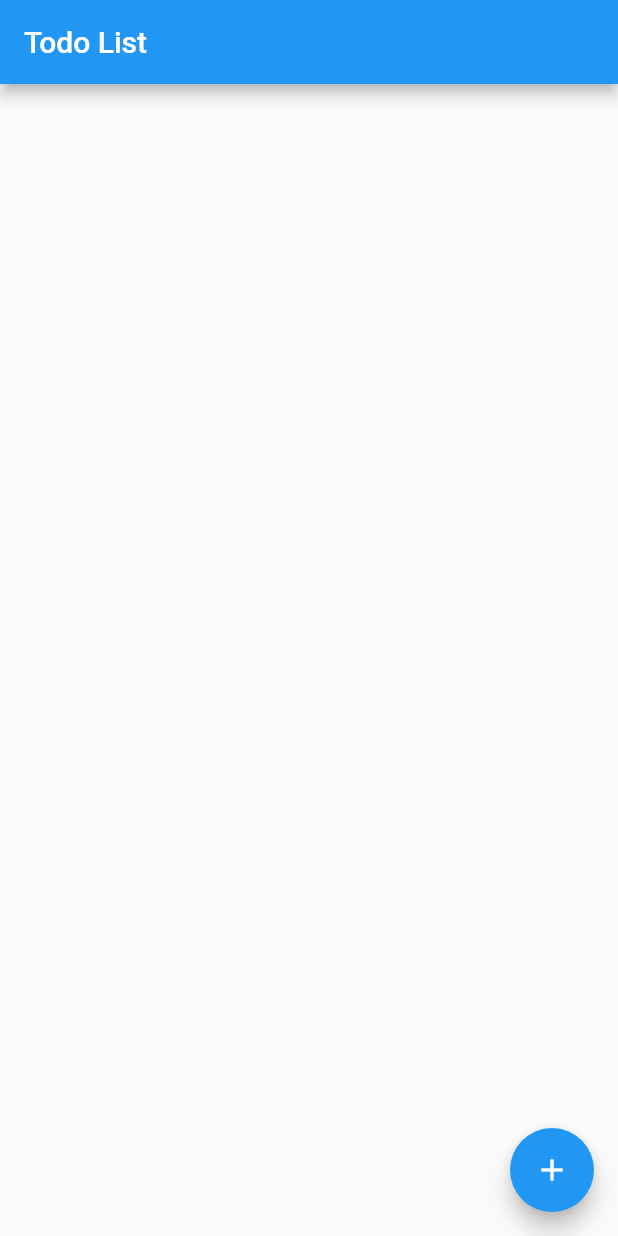
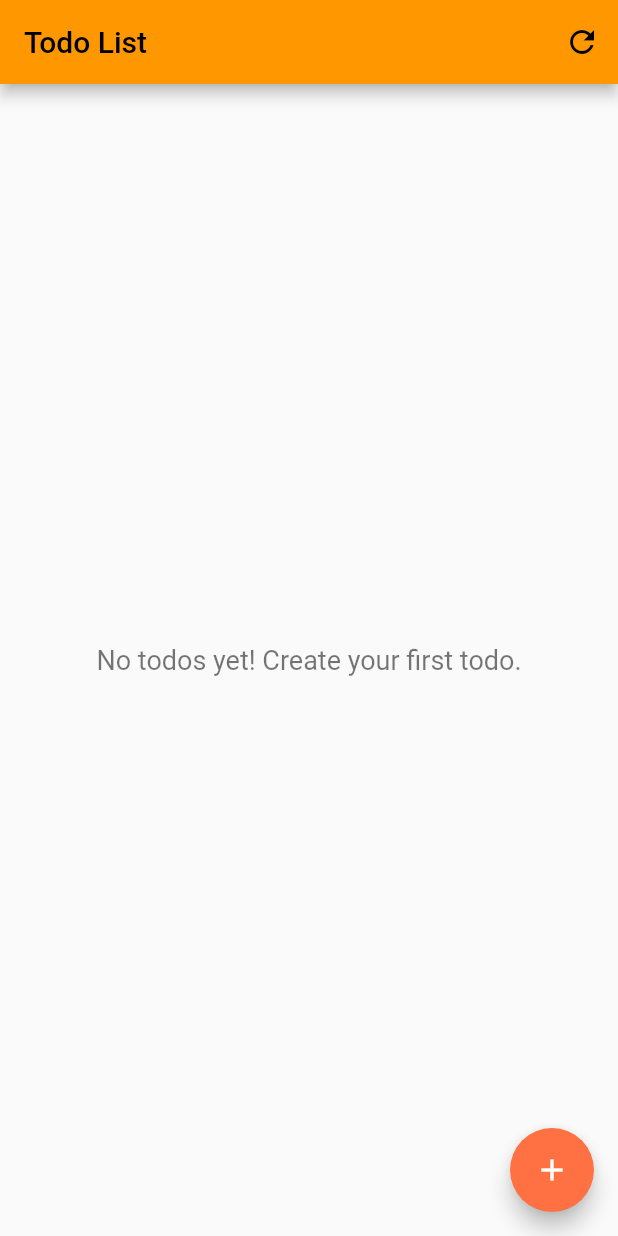
Before and after one commit to Pneumati/Todo, a Flutter app: the screen it shows after launch, on a phone screen of 412 x 824 dp. Run offline on Flutter 3.47's test engine with Material 2 defaults, Android fonts, the phone set to English and light mode, and no system bars; network calls fail.

Commit message:
Fixed bugs

```diff
--- a/todo_app/lib/main.dart
+++ b/todo_app/lib/main.dart
@@ -13,7 +13,10 @@ class MyApp extends StatelessWidget {
     return MaterialApp(
       title: 'Todo App',
       theme: ThemeData(
-        primarySwatch: Colors.blue,
+        primarySwatch: Colors.orange, // Change primary color to goldish sundown
+        primaryColor: Color(0xFFFFA726), // Goldish sundown color
+        accentColor: Color(0xFFFF7043), // Additional accent color
+        visualDensity: VisualDensity.adaptivePlatformDensity,
       ),
       home: TodoListPage(),
       debugShowCheckedModeBanner: false,
@@ -155,6 +158,9 @@ class _TodoListPageState extends State<TodoListPage> {
                         Navigator.of(context).pop();
                       } catch (e) {
                         print('Error adding todo: $e');
+                        ScaffoldMessenger.of(context).showSnackBar(
+                          SnackBar(content: Text('Error adding todo: $e')),
+                        );
                       }
                     } else {
                       print('Title is required');
@@ -183,8 +189,24 @@ class _TodoListPageState extends State<TodoListPage> {
     return Scaffold(
       appBar: AppBar(
         title: Text('Todo List'),
+        actions: [
+          IconButton(
+            icon: Icon(Icons.refresh),
+            onPressed: fetchTodos,
           ),
-      body: ListView.builder(
+        ],
+      ),
+      body: todos.isEmpty
+          ? Center(
+              child: Text(
+                'No todos yet! Create your first todo.',
+                style: TextStyle(
+                  fontSize: 18,
+                  color: Colors.black54,
+                ),
+              ),
+            )
+          : ListView.builder(
               itemCount: todos.length,
               itemBuilder: (context, index) {
                 return Card(
```
Also changed, not shown: 1 other file. Lines whose indentation alone changed are shown as unchanged.
